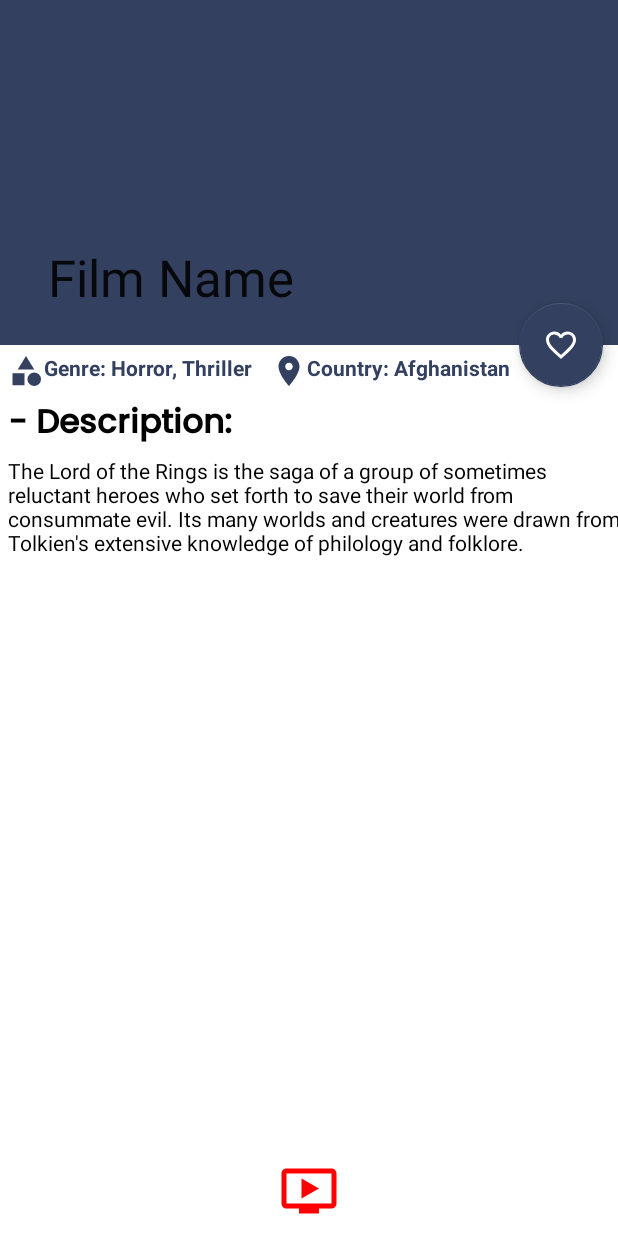
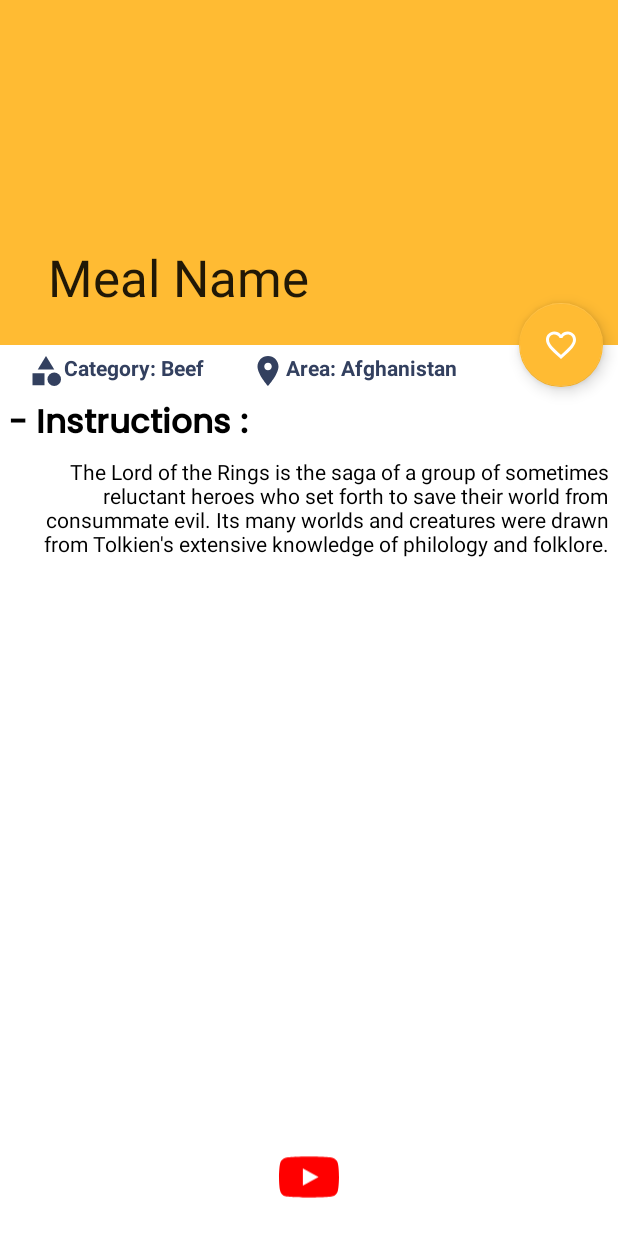
Before and after one commit to NurSoult/BeamApp, an Android app: the layout activity_meal.xml on its own in the app's theme, with its tools: preview values and no code run, on a phone screen of 412 x 824 dp. Run offline under Robolectric (Android 15) with nearby library versions, the phone set to English and light mode, and no system bars.

Commit message:
View binding for MealActivity.kt and Intent between activities

```diff
--- a/app/src/main/AndroidManifest.xml
+++ b/app/src/main/AndroidManifest.xml
@@ -17,6 +17,9 @@
         android:usesCleartextTraffic="true"
         tools:targetApi="31">
         <activity
+            android:name=".MealActivity"
+            android:exported="false" />
+        <activity
             android:name=".activities.CatalogFilmsActivity"
             android:exported="false">
             <meta-data
@@ -24,7 +27,7 @@
                 android:value="" />
         </activity>
         <activity
-            android:name=".activities.FilmActivity"
+            android:name=".activities.MealActivity"
             android:exported="false">
             <meta-data
                 android:name="android.app.lib_name"
--- a/app/src/main/java/com/example/beam/activities/FilmActivity.kt
+++ /dev/null
@@ -1,12 +0,0 @@
-package com.example.beam.activities
-
-import androidx.appcompat.app.AppCompatActivity
-import android.os.Bundle
-import com.example.beam.R
-
-class FilmActivity : AppCompatActivity() {
-    override fun onCreate(savedInstanceState: Bundle?) {
-        super.onCreate(savedInstanceState)
-        setContentView(R.layout.activity_film)
-    }
-}
--- /dev/null
+++ b/app/src/main/res/drawable/youtube_icon_full_color_logo_wine.xml
@@ -0,0 +1,14 @@
+<vector xmlns:android="http://schemas.android.com/apk/res/android"
+    xmlns:tools="http://schemas.android.com/tools"
+    android:width="1200dp"
+    android:height="950dp"
+    android:viewportWidth="305.07"
+    android:viewportHeight="248"
+    tools:ignore="VectorRaster">
+  <path
+      android:pathData="M264.96,67.15c-2.7,-10.16 -10.65,-18.17 -20.75,-20.88C225.92,41.33 152.53,41.33 152.53,41.33S79.15,41.33 60.85,46.27C50.75,48.99 42.8,56.99 40.1,67.15 35.2,85.57 35.2,124 35.2,124s0,38.43 4.9,56.85C42.8,191.01 50.75,199.01 60.85,201.73c18.3,4.93 91.68,4.93 91.68,4.93s73.38,0 91.68,-4.93c10.1,-2.72 18.05,-10.72 20.75,-20.88 4.9,-18.42 4.9,-56.85 4.9,-56.85s0,-38.43 -4.9,-56.85"
+      android:fillColor="#ff0000"/>
+  <path
+      android:pathData="M128.53,158.89l61.33,-34.89 -61.33,-34.89z"
+      android:fillColor="#fff"/>
+</vector>
--- a/app/src/main/res/layout/activity_film.xml
+++ b/app/src/main/res/layout/activity_meal.xml
@@ -4,25 +4,25 @@
     xmlns:tools="http://schemas.android.com/tools"
     android:layout_width="match_parent"
     android:layout_height="match_parent"
-    tools:context=".activities.FilmActivity">
+    tools:context=".activities.MealActivity">
 
     <com.google.android.material.appbar.AppBarLayout
         android:id="@+id/appbar"
         android:layout_width="match_parent"
         android:layout_height="230dp"
-        android:backgroundTint="@color/g_black">
+        android:backgroundTint="@android:color/holo_orange_light">
 
         <com.google.android.material.appbar.CollapsingToolbarLayout
             android:id="@+id/collapsing_tool_bar"
             android:layout_width="match_parent"
             android:layout_height="match_parent"
-            app:contentScrim="@color/g_black"
+            app:contentScrim="@android:color/holo_orange_light"
             app:layout_scrollFlags="scroll|snap|exitUntilCollapsed"
-            app:title="Film Name">
+            app:title="Meal Name">
 
 
             <ImageView
-                android:id="@+id/img_film_detail"
+                android:id="@+id/img_meal_detail"
                 android:layout_width="match_parent"
                 android:layout_height="match_parent"
                 android:scaleType="centerCrop"
@@ -44,7 +44,7 @@
         android:layout_height="wrap_content"
         android:layout_marginEnd="10dp"
         android:src="@drawable/ic_favorites"
-        app:backgroundTint="@color/g_black"
+        app:backgroundTint="@android:color/holo_orange_light"
         app:layout_anchor="@id/appbar"
         app:layout_anchorGravity="bottom|end"
         app:tint="@color/white" />
@@ -71,13 +71,14 @@
                 app:layout_constraintTop_toTopOf="parent">
 
                 <TextView
-                    android:id="@+id/textview_genre"
+                    android:id="@+id/textview_category"
                     android:layout_width="wrap_content"
                     android:layout_height="wrap_content"
-                    android:layout_weight="0.2"
+                    android:layout_weight="0.3"
+                    android:layout_marginLeft="@dimen/_10sdp"
                     android:drawableLeft="@drawable/ic_catalog"
                     android:drawableTint="@color/g_black"
-                    android:text="Genre: Horror, Thriller"
+                    android:text="Category: Beef"
                     android:textColor="@color/g_black"
                     android:textStyle="bold" />
 
@@ -88,20 +89,20 @@
                     android:layout_weight="1"
                     android:drawableLeft="@drawable/ic_area"
                     android:drawableTint="@color/g_black"
-                    android:text="Country: Afghanistan"
+                    android:text="Area: Afghanistan"
                     android:textColor="@color/g_black"
                     android:textStyle="bold" />
 
             </LinearLayout>
 
             <TextView
-                android:id="@+id/textview_description"
+                android:id="@+id/textview_instruction"
                 android:layout_width="wrap_content"
                 android:layout_height="wrap_content"
                 android:layout_marginStart="5dp"
                 android:layout_marginTop="5dp"
                 android:fontFamily="@font/myfont"
-                android:text="- Description:"
+                android:text="- Instructions :"
                 android:textColor="@color/black"
                 android:textSize="22sp"
                 android:textStyle="bold"
@@ -109,26 +110,28 @@
                 app:layout_constraintTop_toBottomOf="@id/linear_layout" />
 
             <TextView
-                android:id="@+id/textview_description_text"
+                android:id="@+id/textview_instruction_text"
                 android:layout_width="wrap_content"
                 android:layout_height="wrap_content"
-                android:layout_marginTop="2dp"
+                android:layout_marginTop="@dimen/_2sdp"
                 android:text="The Lord of the Rings is the saga of a group of sometimes reluctant heroes who set forth to save their world from consummate evil. Its many worlds and creatures were drawn from Tolkien's extensive knowledge of philology and folklore."
+                android:textAlignment="textEnd"
+                android:paddingRight="@dimen/_9sdp"
                 android:textColor="@color/black"
-                app:layout_constraintStart_toStartOf="@+id/textview_description"
-                app:layout_constraintTop_toBottomOf="@id/textview_description" />
+                app:layout_constraintStart_toStartOf="@+id/textview_instruction"
+                app:layout_constraintTop_toBottomOf="@id/textview_instruction" />
 
         </androidx.constraintlayout.widget.ConstraintLayout>
 
     </androidx.core.widget.NestedScrollView>
 
     <ImageView
-        android:id="@+id/img_play"
-        android:layout_width="40dp"
-        android:layout_height="40dp"
+        android:id="@+id/img_youtube"
+        android:layout_width="@dimen/_40sdp"
+        android:layout_height="@dimen/_40sdp"
         android:layout_gravity="bottom|center"
-        android:src="@drawable/ic_youtube"
-        android:layout_marginBottom="10dp" />
+        android:src="@drawable/youtube_icon_full_color_logo_wine"
+        android:layout_marginBottom="@dimen/_10sdp" />
 
     <com.google.android.material.progressindicator.LinearProgressIndicator
         android:layout_width="match_parent"
```
Also changed, not shown: app/src/main/java/com/example/beam/activities/MealActivity.kt (added, +44 -0 lines), app/src/main/java/com/example/beam/fragments/HomeFragment.kt (+29 -9 lines), app/src/main/res/layout/fragment_home.xml (+14 -14 lines).
